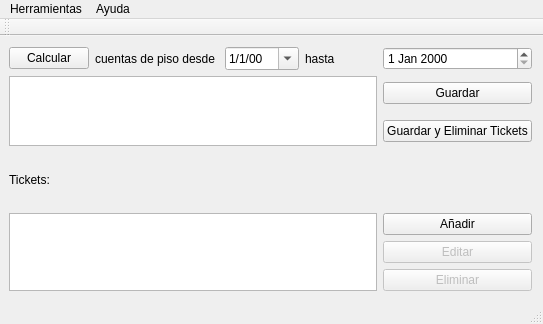
Old version of the form mainwindow.ui in the repository emepetres/Six-of-Spades.
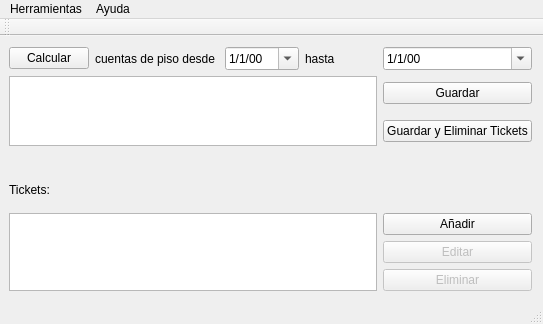
New version of the form.

Commit message: bill calculation on progress. Reads correctly the tickets to be processed

```diff
--- a/mainwindow.ui
+++ b/mainwindow.ui
@@ -11,7 +11,7 @@
    </rect>
   </property>
   <property name="windowTitle">
-   <string>MainWindow</string>
+   <string>Seis de Picas</string>
   </property>
   <widget class="QWidget" name="centralWidget">
    <layout class="QGridLayout" name="gridLayout" rowstretch="0,0,0,0,0,0,0,0">
@@ -34,13 +34,6 @@
       </property>
      </widget>
     </item>
-    <item row="4" column="0">
-     <widget class="QLabel" name="label">
-      <property name="text">
-       <string>Tickets:</string>
-      </property>
-     </widget>
-    </item>
     <item row="0" column="3">
      <widget class="QLabel" name="label_3">
       <property name="text">
@@ -59,7 +52,14 @@
      </widget>
     </item>
     <item row="0" column="4">
-     <widget class="QDateEdit" name="endTicketDate"/>
+     <widget class="QDateEdit" name="endTicketDate">
+      <property name="displayFormat">
+       <string>d/M/yy</string>
+      </property>
+      <property name="calendarPopup">
+       <bool>true</bool>
+      </property>
+     </widget>
     </item>
     <item row="5" column="4">
      <widget class="QPushButton" name="pushButton">
@@ -119,6 +119,26 @@
       </property>
      </widget>
     </item>
+    <item row="3" column="0" colspan="5">
+     <spacer name="horizontalSpacer">
+      <property name="orientation">
+       <enum>Qt::Horizontal</enum>
+      </property>
+      <property name="sizeHint" stdset="0">
+       <size>
+        <width>40</width>
+        <height>20</height>
+       </size>
+      </property>
+     </spacer>
+    </item>
+    <item row="4" column="0">
+     <widget class="QLabel" name="label">
+      <property name="text">
+       <string>Tickets:</string>
+      </property>
+     </widget>
+    </item>
    </layout>
   </widget>
   <widget class="QMenuBar" name="menuBar">
```
Left out of the diff: 37 changed lines with no effect on the pictures. The commit also changes 2 other files.
